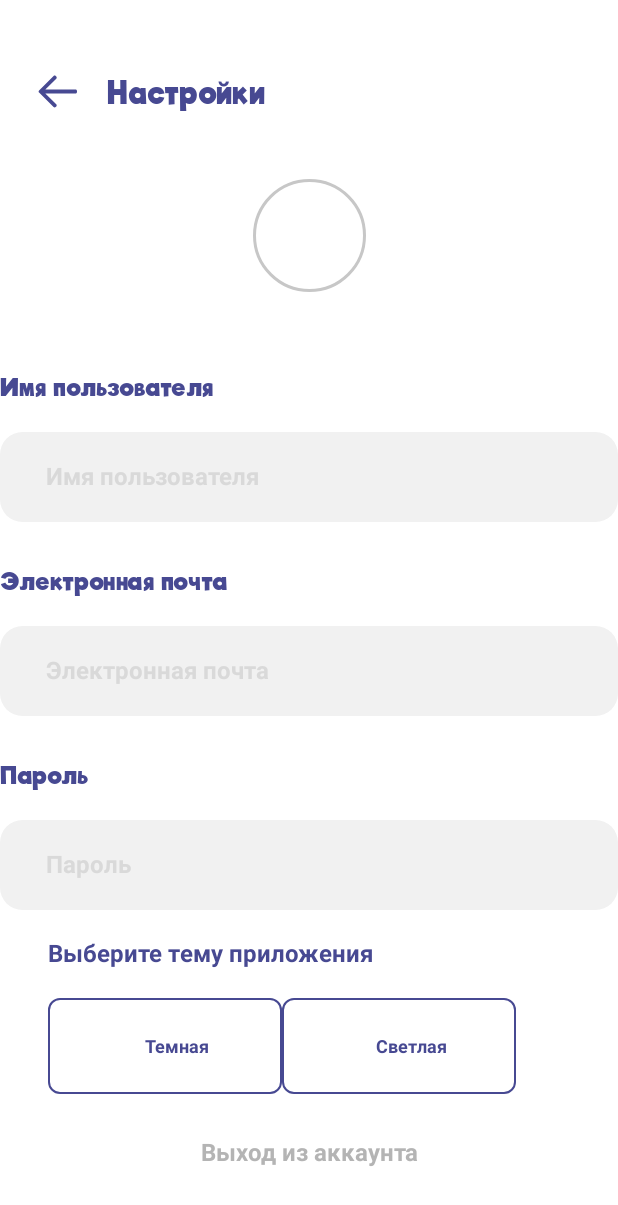
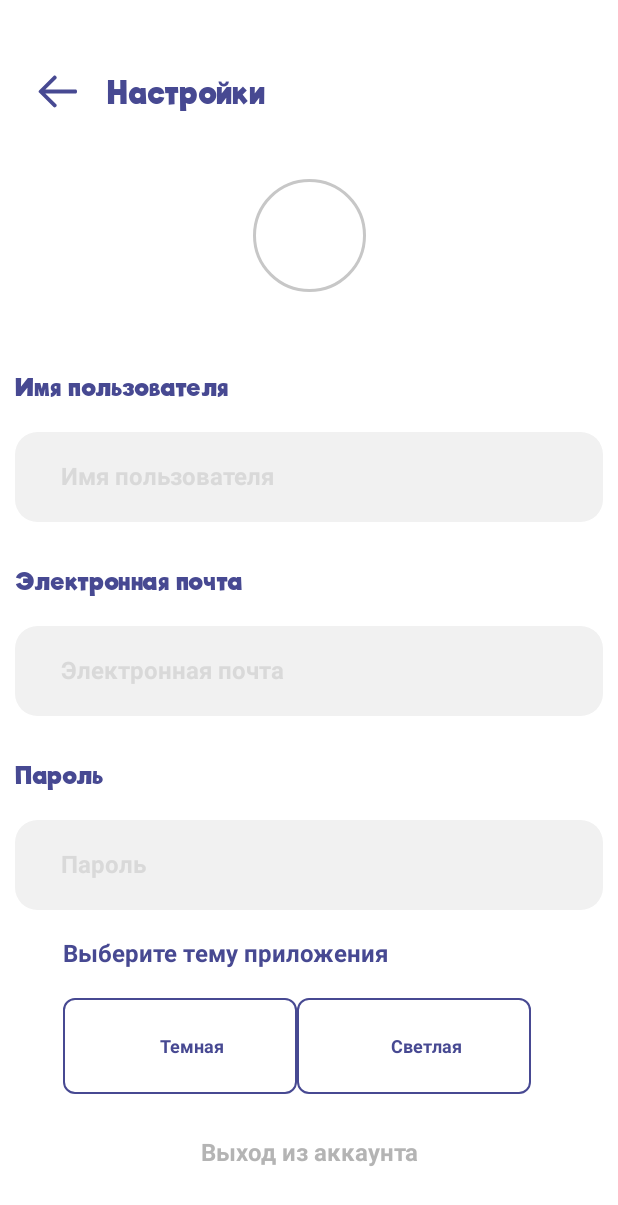
Before and after one commit to Turtle-Team/NoLimits4WebHackaton, an Android app built with Jetpack Compose: the SettingsScreen screen opened through its navigation route, on a phone screen of 412 x 824 dp. Shown: the top 1205 px of the screen. Run offline under Robolectric (Android 15) with nearby library versions, the phone set to English and light mode, and no system bars; libraries missing offline, so code that uses them is left out: com.squareup.sqldelight.

```diff
--- a/androidApp/src/main/java/com/lyadsky/nolimits4webapp/android/di/AndroidModule.kt
+++ b/androidApp/src/main/java/com/lyadsky/nolimits4webapp/android/di/AndroidModule.kt
@@ -33,7 +33,7 @@ fun androidModule() = module {
     }
 
     viewModel(named("RegisterViewModel")) {
-        ViewModelWrapper<RegisterViewModel>(RegisterViewModelImpl(get()))
+        ViewModelWrapper<RegisterViewModel>(RegisterViewModelImpl(get(), get()))
     }
 
     viewModel(named("ProfileViewModel")) {
@@ -41,7 +41,7 @@ fun androidModule() = module {
     }
 
     viewModel(named("SettingsViewModel")) {
-        ViewModelWrapper<SettingsViewModel>(SettingsViewModelImpl(get()))
+        ViewModelWrapper<SettingsViewModel>(SettingsViewModelImpl(get(), get()))
     }
 
     viewModel(named("CatalogViewModel")) {
--- a/androidApp/src/main/java/com/lyadsky/nolimits4webapp/android/features/settings/layouts/SettingsLayout.kt
+++ b/androidApp/src/main/java/com/lyadsky/nolimits4webapp/android/features/settings/layouts/SettingsLayout.kt
@@ -3,6 +3,7 @@ package com.lyadsky.nolimits4webapp.android.features.settings.layouts
 import android.media.MediaPlayer
 import androidx.compose.foundation.border
 import androidx.compose.foundation.clickable
+import androidx.compose.foundation.interaction.MutableInteractionSource
 import androidx.compose.foundation.layout.*
 import androidx.compose.foundation.lazy.LazyColumn
 import androidx.compose.foundation.shape.CircleShape
@@ -24,14 +25,16 @@ import com.lyadsky.nolimits4webapp.android.R
 import com.lyadsky.nolimits4webapp.android.di.ViewModelWrapper
 import com.lyadsky.nolimits4webapp.android.features.views.bars.CommonTopBar
 import com.lyadsky.nolimits4webapp.android.features.views.edit_texts.CommonEditText
+import com.lyadsky.nolimits4webapp.common.user_data.UserDataManager
 import com.lyadsky.nolimits4webapp.features.settings.viewModel.SettingsViewModel
+import org.koin.androidx.compose.get
 import org.koin.androidx.compose.getViewModel
 import org.koin.core.qualifier.named
 
 @Composable
 fun SettingsLayout(
     viewModelWrapper: ViewModelWrapper<SettingsViewModel> =
-        getViewModel(named("SettingsViewModel"))
+        getViewModel(named("SettingsViewModel")),
 ) {
     Column(Modifier.fillMaxWidth()) {
 //        SettingsTopBar {
@@ -41,7 +44,10 @@ fun SettingsLayout(
             viewModelWrapper.viewModel.onBackClick()
         }
 
-        LazyColumn(horizontalAlignment = Alignment.CenterHorizontally) {
+        LazyColumn(
+            horizontalAlignment = Alignment.CenterHorizontally,
+            contentPadding = PaddingValues(horizontal = 10.dp)
+        ) {
 
             item {
                 Spacer(modifier = Modifier.padding(top = 35.dp))
@@ -55,17 +61,17 @@ fun SettingsLayout(
                 )
 
                 Spacer(modifier = Modifier.padding(top = 54.dp))
-                CommonEditText(title = "Имя пользователя", textSize = 16){
+                CommonEditText(title = "Имя пользователя", textSize = 16) {
 
                 }
 
                 Spacer(modifier = Modifier.padding(top = 30.dp))
-                CommonEditText(title = "Электронная почта", textSize = 16){
+                CommonEditText(title = "Электронная почта", textSize = 16) {
 
                 }
 
                 Spacer(modifier = Modifier.padding(top = 30.dp))
-                CommonEditText(title = "Пароль", textSize = 16){
+                CommonEditText(title = "Пароль", textSize = 16) {
 
                 }
 
@@ -81,8 +87,12 @@ fun SettingsLayout(
                             fontSize = 16.sp,
                             fontWeight = FontWeight(700),
                             color = Color(0xFFB4B4B4),
-                            textAlign = TextAlign.Center
-                        ), modifier = Modifier.padding(top = 30.dp)
+                            textAlign = TextAlign.Center),
+                        modifier = Modifier
+                            .padding(top = 30.dp)
+                            .clickable(MutableInteractionSource(), indication = null) {
+                                viewModelWrapper.viewModel.onExitAccount()
+                            }
                     )
                 }
             }
@@ -102,7 +112,9 @@ fun SettingsTopBar(backButton: () -> Unit) {
                 .clickable { backButton() }
         )
         Text(
-            text = "Настройки", modifier = Modifier.padding(start = 20.dp, bottom = 20.dp), style = TextStyle(
+            text = "Настройки",
+            modifier = Modifier.padding(start = 20.dp, bottom = 20.dp),
+            style = TextStyle(
                 fontSize = 20.sp,
                 fontWeight = FontWeight(700),
                 color = Color(0xFF474992)
@@ -116,7 +128,8 @@ fun ChangeTheme() {
     Column(
         Modifier
             .fillMaxWidth()
-            .padding(start = 32.dp)) {
+            .padding(start = 32.dp)
+    ) {
         Text(
             text = "Выберите тему приложения", style = TextStyle(
                 fontSize = 16.sp,
--- a/androidApp/src/main/java/com/lyadsky/nolimits4webapp/android/navigation/Navigator.kt
+++ b/androidApp/src/main/java/com/lyadsky/nolimits4webapp/android/navigation/Navigator.kt
@@ -20,8 +20,8 @@ class NavigatorImpl(
         navigateToNavBarDestination(ScreenRoute.Main, clearBackStack)
     }
 
-    override fun navigateToWelcome() {
-        navigateToNavBarDestination(ScreenRoute.Welcome)
+    override fun navigateToWelcome(clearBackStack: Boolean) {
+        navigateToNavBarDestination(ScreenRoute.Welcome, clearBackStack)
     }
 
     override fun navigateToAuth() {
--- a/shared/src/androidMain/kotlin/com/lyadsky/nolimits4webapp/common/user_data/NativeUserDataManagerImpl.kt
+++ b/shared/src/androidMain/kotlin/com/lyadsky/nolimits4webapp/common/user_data/NativeUserDataManagerImpl.kt
@@ -12,7 +12,7 @@ actual class NativeUserDataManagerImpl(private val context: Context) : KoinCompo
         private const val PREFS_NAME = "USERDATAPREFS"
         private const val USER_DATA = "USERDATA"
 
-        private const val def_val = "aaa" //TODO поменять на "" когда будет нормальная авторизация
+        private const val def_val = "" //TODO поменять на "" когда будет нормальная авторизация
     }
 
     private val json: Json by inject()
--- a/shared/src/commonMain/kotlin/com/lyadsky/nolimits4webapp/common/navigation/Navigator.kt
+++ b/shared/src/commonMain/kotlin/com/lyadsky/nolimits4webapp/common/navigation/Navigator.kt
@@ -15,7 +15,7 @@ enum class ScreenRoute {
 interface Navigator {
     fun navigateBack()
     fun navigateToMain(clearBackStack: Boolean = false)
-    fun navigateToWelcome()
+    fun navigateToWelcome(clearBackStack: Boolean = false)
     fun navigateToAuth()
     fun navigateToRegister()
     fun navigateToProfile()
--- a/shared/src/commonMain/kotlin/com/lyadsky/nolimits4webapp/features/register/viewModel/RegisterViewModel.kt
+++ b/shared/src/commonMain/kotlin/com/lyadsky/nolimits4webapp/features/register/viewModel/RegisterViewModel.kt
@@ -2,6 +2,7 @@ package com.lyadsky.nolimits4webapp.features.register.viewModel
 
 import com.lyadsky.nolimits4webapp.common.navigation.Navigator
 import com.lyadsky.nolimits4webapp.common.navigation.ScreenRoute
+import com.lyadsky.nolimits4webapp.common.user_data.UserDataManager
 import com.lyadsky.nolimits4webapp.common.viewModel.KmpViewModel
 import com.lyadsky.nolimits4webapp.common.viewModel.KmpViewModelImpl
 import com.lyadsky.nolimits4webapp.common.viewModel.SubScreenViewModel
@@ -32,7 +33,8 @@ interface RegisterViewModel : KmpViewModel, SubScreenViewModel {
 }
 
 class RegisterViewModelImpl(
-    override val navigator: Navigator
+    override val navigator: Navigator,
+    private val userDataManager: UserDataManager
 ) : KoinComponent, KmpViewModelImpl(), RegisterViewModel {
     private val _state = MutableStateFlow(RegisterState())
     override val state: StateFlow<RegisterState> = _state.asStateFlow()
@@ -42,7 +44,6 @@ class RegisterViewModelImpl(
             _state.update { it.copy(stage = _state.value.stage + 1) }
         else {
             navigator.navigateToMain(true)
-            //TODO навигация на главную или куда то ещё и сохранение всех данных о пользователе
         }
     }
 
--- a/shared/src/commonMain/kotlin/com/lyadsky/nolimits4webapp/features/settings/viewModel/SettingsViewModel.kt
+++ b/shared/src/commonMain/kotlin/com/lyadsky/nolimits4webapp/features/settings/viewModel/SettingsViewModel.kt
@@ -1,6 +1,7 @@
 package com.lyadsky.nolimits4webapp.features.settings.viewModel
 
 import com.lyadsky.nolimits4webapp.common.navigation.Navigator
+import com.lyadsky.nolimits4webapp.common.user_data.UserDataManager
 import com.lyadsky.nolimits4webapp.common.viewModel.KmpViewModel
 import com.lyadsky.nolimits4webapp.common.viewModel.KmpViewModelImpl
 import com.lyadsky.nolimits4webapp.common.viewModel.SubScreenViewModel
@@ -8,13 +9,22 @@ import org.koin.core.component.KoinComponent
 
 interface SettingsViewModel : KmpViewModel, SubScreenViewModel {
     fun onBackClick()
+
+    fun onExitAccount()
 }
 
 class SettingsViewModelImpl(
-    override val navigator: Navigator
+    override val navigator: Navigator,
+    private val userDataManager: UserDataManager
 ) : KoinComponent, KmpViewModelImpl(), SettingsViewModel {
+
 
     override fun onBackClick() {
         navigator.navigateToProfile()
     }
+
+    override fun onExitAccount() {
+        userDataManager.clearData()
+        navigator.navigateToWelcome(true)
+    }
 }
```
Also changed, not shown: androidApp/src/main/java/com/lyadsky/nolimits4webapp/android/features/register/layouts/HobbiesScreen.kt (+9 -4 lines), 3 other files.
